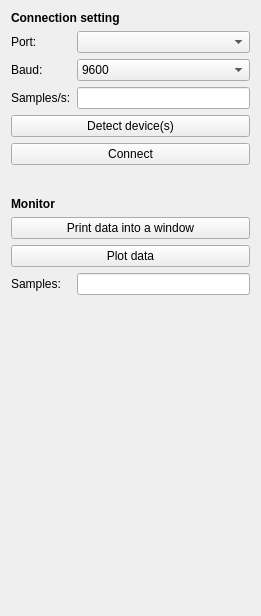
Old version of the form Tangible_interface_arduino/tangible_interface_arduinoConnect/Resources/UI/tangible_interface_arduinoConnect.ui in the repository Lazarius2160/Internship_M1.
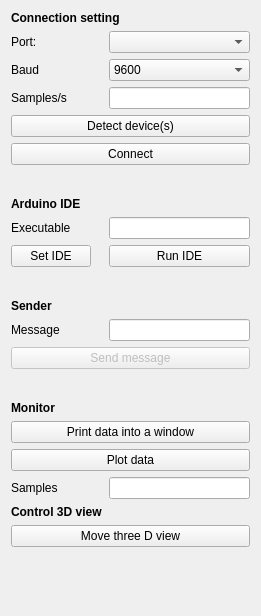
New version of the form.

What changed in the file:
```diff
--- a/Tangible_interface_arduino/tangible_interface_arduinoConnect/Resources/UI/tangible_interface_arduinoConnect.ui
+++ b/Tangible_interface_arduino/tangible_interface_arduinoConnect/Resources/UI/tangible_interface_arduinoConnect.ui
@@ -24,7 +24,7 @@
 			<item row="2" column="0">
 				<widget class="QLabel" name="baudLabel">
 					<property name="text">
-						<string>Baud:</string>
+						<string>Baud</string>
 					</property>
 				</widget>
 			</item>
@@ -77,6 +77,40 @@
 					</property>
 				</widget>
 			</item>
+			<item row="9" column="0" colspan="2">
+				<widget class="QLabel" name="IDELabel">
+					<property name="font">
+						<font>
+							<weight>75</weight>
+							<bold>true</bold>
+						</font>
+					</property>
+					<property name="text">
+						<string>Arduino IDE</string>
+					</property>
+				</widget>
+			</item>
+			<item row="10" column="0">
+				<widget class="QLabel" name="IDEExeLabel">
+					<property name="text">
+						<string>Executable</string>
+					</property>
+				</widget>
+			</item>
+			<item row="13" column="0">
+				<widget class="QPushButton" name="setIDEButton">
+					<property name="text">
+						<string>Set IDE</string>
+					</property>
+				</widget>
+			</item>
+			<item row="13" column="1">
+				<widget class="QPushButton" name="runIDEButton">
+					<property name="text">
+						<string>Run IDE</string>
+					</property>
+				</widget>
+			</item>
 			<item row="0" column="0" colspan="2">
 				<widget class="QLabel" name="connectionLabel">
 					<property name="font">
@@ -90,6 +124,26 @@
 					</property>
 				</widget>
 			</item>
+			<item row="8" column="0" colspan="2">
+				<spacer name="horizontalSpacer">
+					<property name="orientation">
+						<enum>Qt::Horizontal</enum>
+					</property>
+					<property name="sizeHint" stdset="0">
+						<size>
+							<width>40</width>
+							<height>20</height>
+						</size>
+					</property>
+				</spacer>
+			</item>
+			<item row="10" column="1">
+				<widget class="QLineEdit" name="IDEPathText">
+					<property name="readOnly">
+						<bool>true</bool>
+					</property>
+				</widget>
+			</item>
 			<item row="20" column="0">
 				<widget class="QLabel" name="label">
 					<property name="font">
@@ -103,6 +157,19 @@
 					</property>
 				</widget>
 			</item>
+			<item row="14" column="0" colspan="2">
+				<spacer name="horizontalSpacer2">
+					<property name="orientation">
+						<enum>Qt::Horizontal</enum>
+					</property>
+					<property name="sizeHint" stdset="0">
+						<size>
+							<width>40</width>
+							<height>20</height>
+						</size>
+					</property>
+				</spacer>
+			</item>
 			<item row="21" column="0" colspan="2">
 				<widget class="QPushButton" name="monitorButton">
 					<property name="text">
@@ -120,14 +187,14 @@
 					</property>
 				</widget>
 			</item>
-			<item row="23" column="0">
+			<item row="24" column="0">
 				<widget class="QLabel" name="labelSamples">
 					<property name="text">
-						<string>Samples:</string>
+						<string>Samples</string>
 					</property>
 				</widget>
 			</item>
-			<item row="23" column="1">
+			<item row="24" column="1">
 				<widget class="QLineEdit" name="samplesToPlotText">
 					<property name="layoutDirection">
 						<enum>Qt::LeftToRight</enum>
@@ -143,7 +210,7 @@
 			<item row="3" column="0">
 				<widget class="QLabel" name="labelSamplesPerSecond">
 					<property name="text">
-						<string>Samples/s:</string>
+						<string>Samples/s</string>
 					</property>
 				</widget>
 			</item>
@@ -167,6 +234,63 @@
 					</property>
 				</spacer>
 			</item>
+			<item row="15" column="0">
+				<widget class="QLabel" name="senderLabel">
+					<property name="font">
+						<font>
+							<weight>75</weight>
+							<bold>true</bold>
+						</font>
+					</property>
+					<property name="text">
+						<string>Sender</string>
+					</property>
+				</widget>
+			</item>
+			<item row="16" column="1">
+				<widget class="QLineEdit" name="messageText">
+					<property name="alignment">
+						<set>Qt::AlignRight|Qt::AlignTrailing|Qt::AlignVCenter</set>
+					</property>
+				</widget>
+			</item>
+			<item row="17" column="0" colspan="2">
+				<widget class="QPushButton" name="sendButton">
+					<property name="enabled">
+						<bool>false</bool>
+					</property>
+					<property name="text">
+						<string>Send message</string>
+					</property>
+				</widget>
+			</item>
+			<item row="16" column="0">
+				<widget class="QLabel" name="label_2">
+					<property name="text">
+						<string>Message</string>
+					</property>
+				</widget>
+			</item>
+			<item row="25" column="0">
+				<widget class="QLabel" name="label">
+					<property name="font">
+						<font>
+							<weight>75</weight>
+							<bold>true</bold>
+						</font>
+					</property>
+					<property name="text">
+						<string>Control 3D view</string>
+					</property>
+				</widget>
+			</item>
+			<item row="26" column="0" colspan="2">
+				<widget class="QPushButton" name="threeDButton">
+					<property name="text">
+						<string>Move three D view</string>
+					</property>
+				</widget>
+			</item>
 		</layout>
 	</widget>
 	<resources/>
```
Left out of the diff: 2 changed lines with no effect on the pictures.
